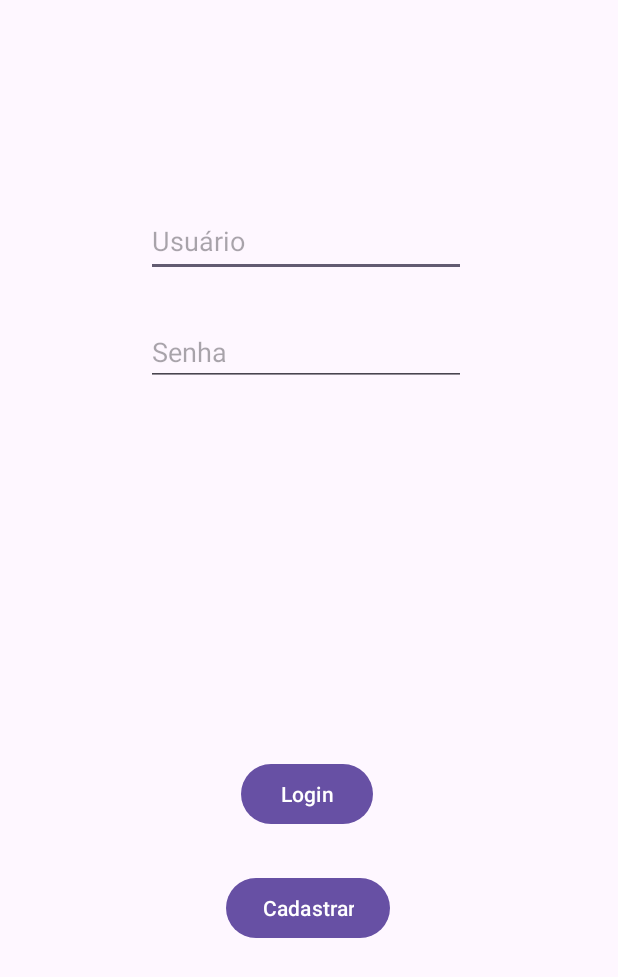
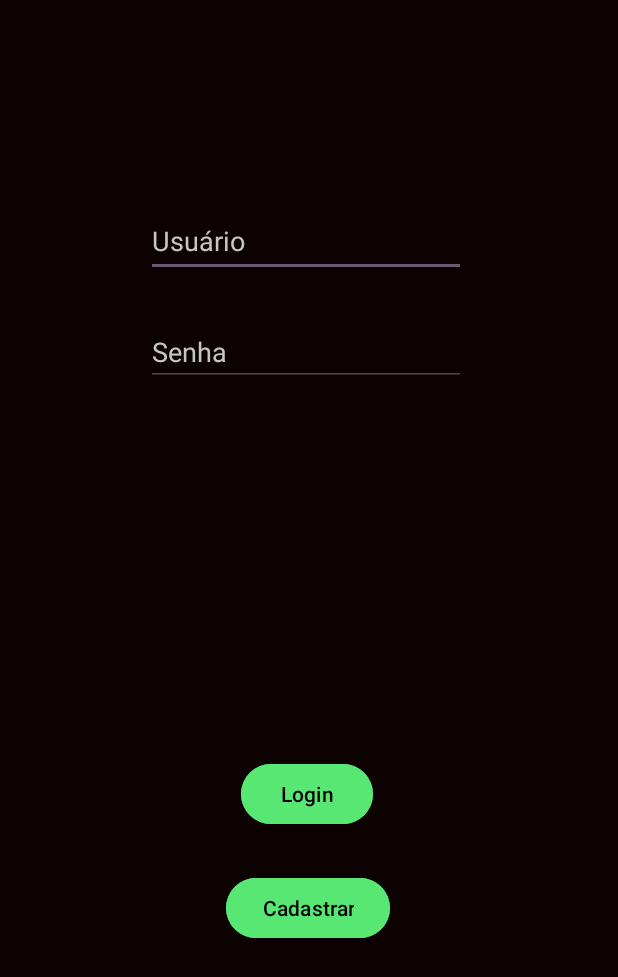
Before and after one commit to carlos-dru/primeiroAppDoJose, an Android app: the screen it shows after launch (MainActivity), on a phone screen of 412 x 824 dp. Shown: the top 977 px of the screen. Run offline under Robolectric (Android 15) with nearby library versions, the phone set to English and light mode, and no system bars; our stand-ins replace Firebase (no records; nobody signed in at launch, a user with empty details on screens opened directly).

```diff
--- a/app/src/main/res/layout/activity_main.xml
+++ b/app/src/main/res/layout/activity_main.xml
@@ -5,6 +5,7 @@
     android:id="@+id/telaLogin"
     android:layout_width="match_parent"
     android:layout_height="match_parent"
+    android:background="#0C0202"
     tools:context=".MainActivity">
 
     <TextView
@@ -26,7 +27,12 @@
         android:layout_marginTop="60dp"
         android:layout_marginEnd="163dp"
         android:layout_marginBottom="247dp"
+        android:backgroundTint="#59E773"
         android:text="Login"
+        android:textColor="#000000"
+        android:textColorHighlight="#59E773"
+        android:textColorHint="#000000"
+        android:textColorLink="#59E773"
         app:layout_constraintBottom_toBottomOf="parent"
         app:layout_constraintEnd_toEndOf="parent"
         app:layout_constraintStart_toStartOf="parent"
@@ -46,6 +52,10 @@
         android:hint="Usuário"
         android:inputType="text"
         android:minHeight="48dp"
+        android:textColor="#FFFFFF"
+        android:textColorHighlight="#FFFFFF"
+        android:textColorHint="#FFC6C6C6"
+        android:textColorLink="#FFC6C6C6"
         app:layout_constraintBottom_toTopOf="@+id/mensagemLogin"
         app:layout_constraintEnd_toEndOf="parent"
         app:layout_constraintStart_toStartOf="parent"
@@ -63,6 +73,10 @@
         android:ems="10"
         android:hint="Senha"
         android:inputType="textPassword"
+        android:textColor="#FFFFFF"
+        android:textColorHighlight="#FFC6C6C6"
+        android:textColorHint="#FFC6C6C6"
+        android:textColorLink="#FFC6C6C6"
         app:layout_constraintBottom_toTopOf="@+id/mensagemLogin"
         app:layout_constraintEnd_toEndOf="parent"
         app:layout_constraintStart_toStartOf="parent"
@@ -76,7 +90,12 @@
         android:layout_marginTop="16dp"
         android:layout_marginEnd="151dp"
         android:layout_marginBottom="183dp"
+        android:backgroundTint="#59E773"
         android:text="Cadastrar"
+        android:textColor="#000000"
+        android:textColorHighlight="#59E773"
+        android:textColorHint="#000000"
+        android:textColorLink="#59E773"
         app:layout_constraintBottom_toBottomOf="parent"
         app:layout_constraintEnd_toEndOf="parent"
         app:layout_constraintStart_toStartOf="parent"
```
